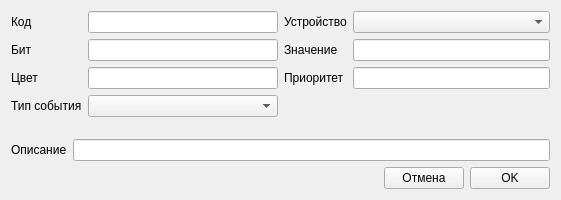
First picture: the form in eventeditform.ui, repository Balyaev-D-A/SCADA_Configurator, before the edit.
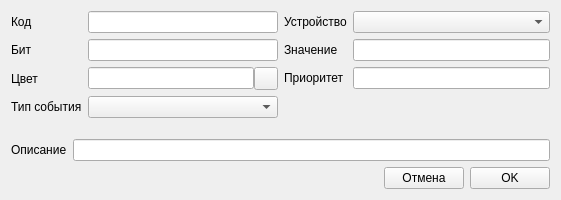
Second picture: the form after the edit. Icons and pictures are not drawn.

Commit message: Исправлена кнопка вызова диалога выбора цвета

What changed in the file:
```diff
--- a/eventeditform.ui
+++ b/eventeditform.ui
@@ -15,7 +15,7 @@
   </property>
   <layout class="QVBoxLayout" name="verticalLayout">
    <item>
-    <layout class="QHBoxLayout" name="horizontalLayout_3">
+    <layout class="QHBoxLayout" name="horizontalLayout_4">
      <item>
       <layout class="QFormLayout" name="formLayout">
        <item row="0" column="0">
@@ -46,12 +46,30 @@
         </widget>
        </item>
        <item row="2" column="1">
+        <layout class="QHBoxLayout" name="horizontalLayout_3">
+         <property name="spacing">
+          <number>0</number>
+         </property>
+         <item>
         <widget class="QLineEdit" name="colorEdit">
          <property name="readOnly">
           <bool>true</bool>
          </property>
         </widget>
        </item>
+         <item>
+          <widget class="QToolButton" name="toolButton">
+           <property name="text">
+            <string/>
+           </property>
+           <property name="icon">
+            <iconset resource="resource.qrc">
+             <normaloff>:/icons/colorchoose.png</normaloff>:/icons/colorchoose.png</iconset>
+           </property>
+          </widget>
+         </item>
+        </layout>
+       </item>
        <item row="3" column="0">
         <widget class="QLabel" name="label_7">
          <property name="text">
```
Left out of the diff: 4 changed lines with no effect on the pictures. Lines whose indentation alone changed are shown as unchanged. The commit also changes 2 other files.
